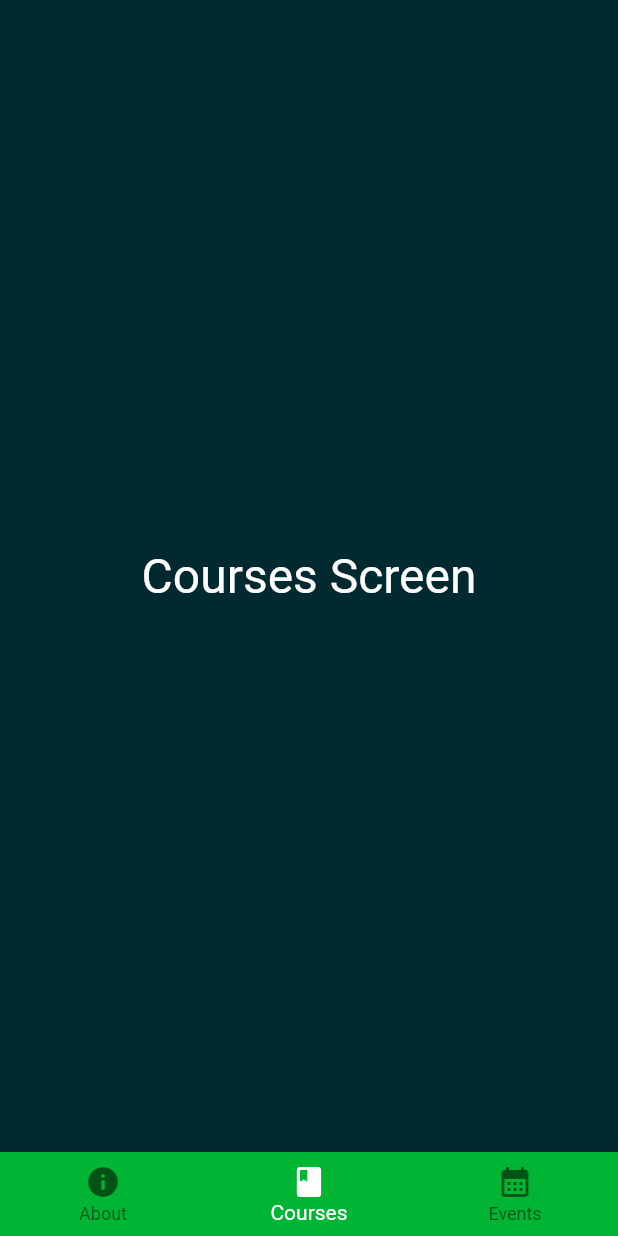
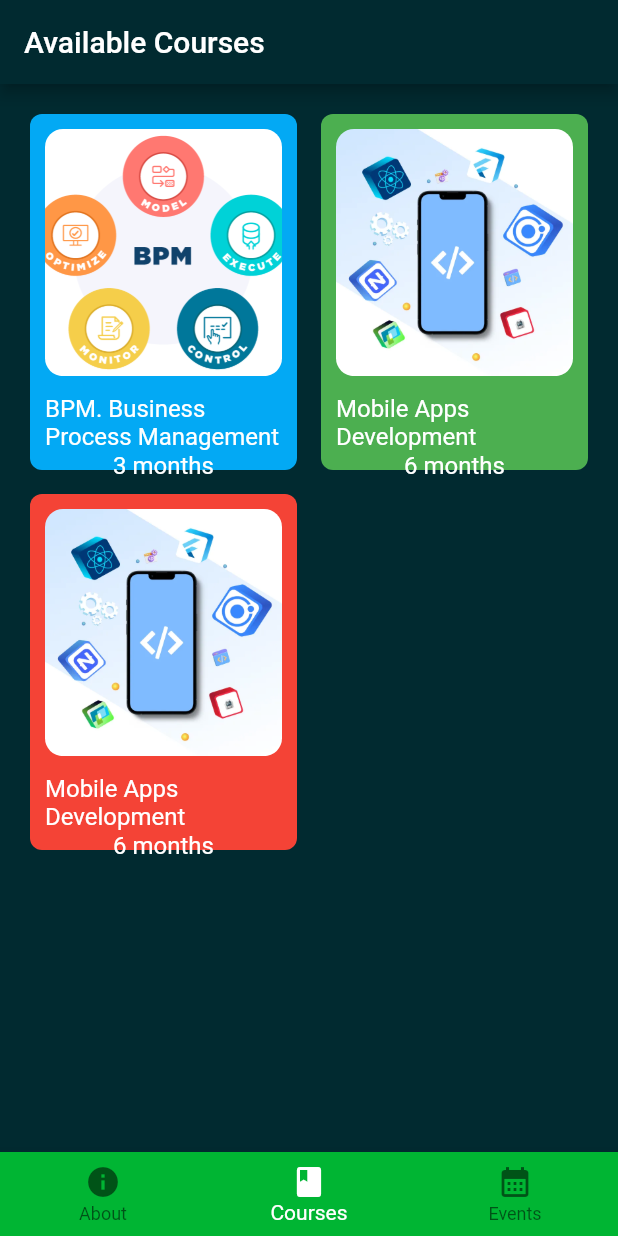
Before and after one commit to Abdusamad98/test_project, a Flutter app: the screen it shows after launch, item 2 of the bottom bar chosen, on a phone screen of 412 x 824 dp. Run offline on Flutter 3.47's test engine with Material 2 defaults, Android fonts, the phone set to English and light mode, and no system bars; statements that could not run were skipped.

Commit message:
some changes

```diff
--- /dev/null
+++ b/lib/models/app_database.dart
@@ -0,0 +1,42 @@
+import 'package:flutter/material.dart';
+import 'package:test_project/models/course_model.dart';
+
+List<CourseModel> courses = [
+  CourseModel(
+    description: '''
+      Business Process Management is a disciplinary approach to identify, design, execute, document, measure, monitor, control and improve business processes, automated or not, to achieve consistent results, aligned with the strategical goals of the organization.
+      BPO is a growing concept adopted by many companies nowadays. It is about outsourcing the services that are essential, but not part of your core business. Therefore, it is much more efficient to hire the specialized services of another company; with all the hardware available and labor you need, without having to spend thousands of dollars.
+      Business process management is not only about automating. The quality of the processes and activities is a priority! BPM is a project that has to be part of the company’s culture. It never ends, being a repeated and everlasting development.
+       ''',
+    imagePath: "assets/course_images/bpm.png",
+    courseName: "BPM. Business Process Management",
+    durationOfCourse: "3 months",
+    requiredKnowledge: "Math level: Beginner,\nEnglish: Intermediate",
+    color: Colors.lightBlue,
+  ),
+  CourseModel(
+    description: '''
+      Mobile application development is the process of making software for smartphones, tablets and digital assistants, most commonly for the Android and iOS operating systems. The software can be preinstalled on the device, downloaded from a mobile app store or accessed through a mobile web browser. The programming and markup languages used for this kind of software development include Java, Swift, C# and HTML5.
+      Mobile app development is rapidly growing. From retail, telecommunications and e-commerce to insurance, healthcare and government, organizations across industries must meet user expectations for real-time, convenient ways to conduct transactions and access information. Today, mobile devices—and the mobile applications that unlock their value—are the most popular way for people and businesses to connect to the internet. To stay relevant, responsive and successful, organizations need to develop the mobile applications that their customers, partners and employees demand.
+      Yet mobile application development might seem daunting. Once you’ve selected the OS platform or platforms, you need to overcome the limitations of mobile devices and usher your app all the way past the potential hurdles of distribution. Fortunately, by following a few basic guidelines and best practices, you can streamline your application development journey.
+           ''',
+    imagePath: "assets/course_images/mobile.png",
+    courseName: "Mobile Apps Development",
+    durationOfCourse: "6 months",
+    requiredKnowledge: "Basic computer knowledge,\nEnglish: Intermediate",
+    color: Colors.green,
+  ),
+  CourseModel(
+    description: '''
+      Mobile application development is the process of making software for smartphones, tablets and digital assistants, most commonly for the Android and iOS operating systems. The software can be preinstalled on the device, downloaded from a mobile app store or accessed through a mobile web browser. The programming and markup languages used for this kind of software development include Java, Swift, C# and HTML5.
+      Mobile app development is rapidly growing. From retail, telecommunications and e-commerce to insurance, healthcare and government, organizations across industries must meet user expectations for real-time, convenient ways to conduct transactions and access information. Today, mobile devices—and the mobile applications that unlock their value—are the most popular way for people and businesses to connect to the internet. To stay relevant, responsive and successful, organizations need to develop the mobile applications that their customers, partners and employees demand.
+      Yet mobile application development might seem daunting. Once you’ve selected the OS platform or platforms, you need to overcome the limitations of mobile devices and usher your app all the way past the potential hurdles of distribution. Fortunately, by following a few basic guidelines and best practices, you can streamline your application development journey.
+           ''',
+    imagePath: "assets/course_images/mobile.png",
+    courseName: "Mobile Apps Development",
+    durationOfCourse: "6 months",
+    requiredKnowledge: "Basic computer knowledge,\nEnglish: Intermediate",
+    color: Colors.red,
+  ),
+
+];
--- a/lib/ui/tab/courses/courses_screen.dart
+++ b/lib/ui/tab/courses/courses_screen.dart
@@ -1,4 +1,7 @@
 import 'package:flutter/material.dart';
+import 'package:test_project/models/app_database.dart';
+import 'package:test_project/ui/tab/courses/course_detail_screen.dart';
+import 'package:test_project/utils/colors.dart';
 
 class CoursesScreen extends StatefulWidget {
   const CoursesScreen({super.key});
@@ -11,11 +14,65 @@ class _CoursesScreenState extends State<CoursesScreen> {
   @override
   Widget build(BuildContext context) {
     return Scaffold(
-      body: Center(
-        child: Text(
-          "Courses Screen",
-          style: TextStyle(fontSize: 32, color: Colors.white),
-        ),
+      appBar: AppBar(
+        title: const Text("Available Courses "),
+      ),
+      body: GridView.count(
+        primary: false,
+        padding: const EdgeInsets.all(20),
+        crossAxisSpacing: 16,
+        mainAxisSpacing: 16,
+        crossAxisCount: 2,
+        childAspectRatio: 0.75,
+        children: <Widget>[
+          for (int index = 0; index < courses.length; index++)
+            GestureDetector(
+              onTap: () {
+                Navigator.push(
+                  context,
+                  MaterialPageRoute(
+                    builder: (context) {
+                      return CourseDetailScreen(courseModel: courses[index]);
+                    },
+                  ),
+                );
+              },
+              child: Container(
+                padding: const EdgeInsets.all(10),
+                decoration: BoxDecoration(
+                    borderRadius: BorderRadius.circular(8),
+                    color: courses[index].color),
+                child: Column(
+                  children: [
+                    ClipRRect(
+                      borderRadius: BorderRadius.circular(12),
+                      child: Image.asset(
+                        courses[index].imagePath,
+                        height: MediaQuery.of(context).size.height / 5,
+                        fit: BoxFit.cover,
+                      ),
+                    ),
+                    const SizedBox(height: 12),
+                    Text(
+                      courses[index].courseName,
+                      style: const TextStyle(
+                        fontSize: 16,
+                        color: AppColors.white,
+                      ),
+                    ),
+                    const Spacer(),
+                    Text(
+                      courses[index].durationOfCourse,
+                      style: const TextStyle(
+                        fontSize: 16,
+                        color: AppColors.white,
+                      ),
+                    ),
+                  ],
+                ),
+              ),
+            ),
+        ],
       ),
     );
   }
--- a/lib/utils/content.dart
+++ b/lib/utils/content.dart
@@ -31,4 +31,5 @@ As a result of advanced academic education and involvement in real projects in t
   ''';
 
   static const pdpWebsite = "https://university.pdp.uz/uz";
+  static const pdpCourses = "https://online.pdp.uz/";
 }
--- a/pubspec.yaml
+++ b/pubspec.yaml
@@ -61,6 +61,7 @@ flutter:
 
   assets:
     - assets/images/
+    - assets/course_images/
 
 
 
```
Also changed, not shown: lib/models/course_model.dart (added, +24 -0 lines), lib/ui/tab/courses/course_detail_screen.dart (added, +98 -0 lines), assets/course_images/bpm.png (added), assets/course_images/mobile.png (added).
